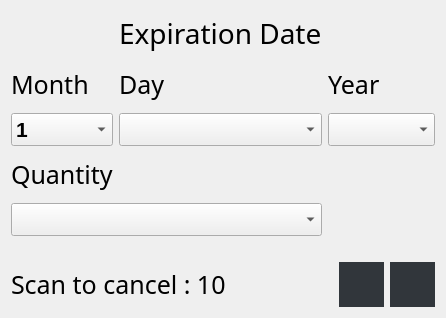
Before: the Qt Designer form Windows/ExpirationBox.ui in addisonElliott/SmartShopTouchScreen, drawn with Qt 5.
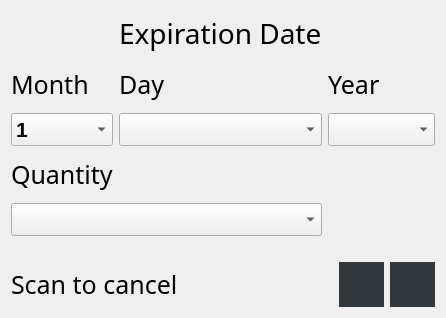
After: the same form once the commit is applied. Icons and pictures are not drawn.

Commit message: removed count down

What changed in the file:
```diff
--- a/Windows/ExpirationBox.ui
+++ b/Windows/ExpirationBox.ui
@@ -186,7 +186,7 @@
         </font>
        </property>
        <property name="text">
-        <string>Scan to cancel : 10</string>
+        <string>Scan to cancel</string>
        </property>
       </widget>
      </item>
```
Left out of the diff: 8 changed lines with no effect on the pictures. The commit also changes 2 other files.
